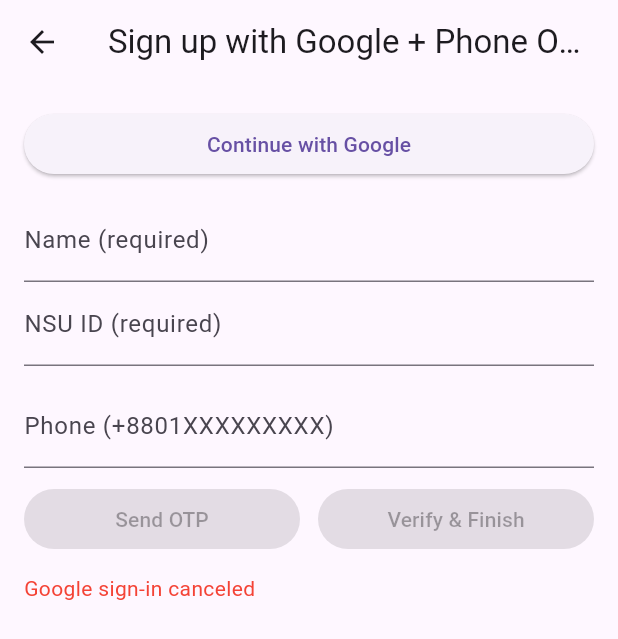
After one commit to Mostakim52/khuje_nao, a Flutter app: the GooglePhoneOnboarding screen opened directly, after a tap on "Continue with Google", on a phone screen of 412 x 824 dp. The commit adds this screen. Shown: the top 639 px of the screen. Run offline on Flutter 3.47's test engine with Material 3 defaults, Android fonts, the phone set to English and light mode, and no system bars; our stand-ins replace awesome_notifications, firebase_auth, firebase_core, flutter_chat_types, flutter_chat_ui, flutter_secure_storage and 3 more; accounts and stored records are empty.

Commit message:
Google sign up + OTP phase 1

```diff
--- a/lib/api_service.dart
+++ b/lib/api_service.dart
@@ -10,6 +10,11 @@
 
   /// Instance of [FlutterSecureStorage] to store secure data like tokens.
   final STORAGE = const FlutterSecureStorage();
+
+  Map<String, String> _headers(String token) => {
+    'Content-Type': 'application/json',
+    'Authorization': 'Bearer $token',
+  };
 
   /// Signs up a new user by sending their details to the backend.
   ///
@@ -219,4 +224,44 @@
     );
     return response.statusCode == 200;
   }
+
+  /// Verifies a Firebase Google ID token with the backend for secure login.
+  Future<bool> firebaseGoogleLogin(String idToken) async {
+    final response = await http.post(
+      Uri.parse('$base_url/firebase-google-login'), // Backend endpoint must verify the token
+      headers: {'Content-Type': 'application/json'},
+      body: jsonEncode({'idToken': idToken}),
+    );
+    if (response.statusCode == 200) {
+      // Optionally: store any user/session info returned
+      return true;
+    }
+    return false;
+  }
+
+  // Save or update profile fields server-side tied to Firebase uid
+  Future<bool> completeProfileWithToken({
+    required String token,
+    required String name,
+    required int nsuId,
+    required String phone,
+  }) async {
+    final res = await http.post(
+      Uri.parse('$base_url/profile'),
+      headers: _headers(token),
+      body: jsonEncode({'name': name, 'nsu_id': nsuId, 'phone': phone}),
+    );
+    return res.statusCode == 200 || res.statusCode == 201;
+  }
+
+  // Optional: fetch profile to prefill name/NSU if it already exists
+  Future<Map<String, dynamic>?> getProfile(String token) async {
+    final res = await http.get(
+      Uri.parse('$base_url/profile'),
+      headers: _headers(token),
+    );
+    if (res.statusCode == 200) return jsonDecode(res.body);
+    return null;
+  }
+
 }
--- /dev/null
+++ b/lib/google_phone_onboarding.dart
@@ -0,0 +1,488 @@
+// // lib/google_phone_onboarding.dart
+// import 'package:flutter/material.dart';
+// import 'package:firebase_auth/firebase_auth.dart';
+// import 'package:google_sign_in/google_sign_in.dart';
+// import 'api_service.dart';
+//
+// class GooglePhoneOnboarding extends StatefulWidget {
+//   const GooglePhoneOnboarding({super.key});
+//
+//   @override
+//   State<GooglePhoneOnboarding> createState() => _GooglePhoneOnboardingState();
+// }
+//
+// class _GooglePhoneOnboardingState extends State<GooglePhoneOnboarding> {
+//   final _nameCtrl = TextEditingController();
+//   final _nsuCtrl = TextEditingController();
+//   final _phoneCtrl = TextEditingController();    // E.164: +8801XXXXXXXXX
+//   final _otpCtrl = TextEditingController();
+//
+//   final _api = ApiService();
+//   bool _loading = false;
+//   String? _verificationId;
+//   String _status = '';
+//   bool _googleDone = false;
+//   bool _otpSent = false;
+//
+//   @override
+//   void dispose() {
+//     _nameCtrl.dispose();
+//     _nsuCtrl.dispose();
+//     _phoneCtrl.dispose();
+//     _otpCtrl.dispose();
+//     super.dispose();
+//   }
+//
+//   Future<void> _continueWithGoogle() async {
+//     setState(() { _loading = true; _status = ''; });
+//     try {
+//       final GoogleSignInAccount? gUser = await GoogleSignIn().signIn();
+//       if (gUser == null) {
+//         setState(() => _status = 'Google sign-in canceled');
+//         return;
+//       }
+//       final gAuth = await gUser.authentication;
+//       final credential = GoogleAuthProvider.credential(
+//         accessToken: gAuth.accessToken,
+//         idToken: gAuth.idToken,
+//       );
+//       await FirebaseAuth.instance.signInWithCredential(credential);
+//
+//       // Optionally prefill name from Google display name.
+//       final displayName = FirebaseAuth.instance.currentUser?.displayName ?? '';
+//       if (displayName.isNotEmpty && _nameCtrl.text.isEmpty) {
+//         _nameCtrl.text = displayName;
+//       }
+//
+//       setState(() { _googleDone = true; _status = 'Google signed in. Now verify phone.'; });
+//     } on FirebaseAuthException catch (e) {
+//       setState(() => _status = e.message ?? 'Google sign-in failed');
+//     } catch (e) {
+//       setState(() => _status = 'Google sign-in error: $e');
+//     } finally {
+//       setState(() => _loading = false);
+//     }
+//   }
+//
+//   Future<void> _sendOtp() async {
+//     final phone = _phoneCtrl.text.trim();
+//     if (!phone.startsWith('+')) {
+//       setState(() => _status = 'Enter phone like +8801XXXXXXXXX');
+//       return;
+//     }
+//     setState(() { _loading = true; _status = ''; });
+//     await FirebaseAuth.instance.verifyPhoneNumber(
+//       phoneNumber: phone,
+//       timeout: const Duration(seconds: 60),
+//       verificationCompleted: (cred) async {
+//         try {
+//           // Link phone to the same Firebase user if needed:
+//           // await FirebaseAuth.instance.currentUser?.linkWithCredential(cred);
+//           // Or sign in with credential (if user wasn’t already signed in)
+//           await FirebaseAuth.instance.signInWithCredential(cred);
+//           setState(() { _otpSent = true; _status = 'Phone verified automatically'; });
+//         } catch (e) {
+//           setState(() => _status = 'Auto verification error: $e');
+//         }
+//       },
+//       verificationFailed: (e) {
+//         setState(() => _status = e.message ?? 'Verification failed');
+//       },
+//       codeSent: (id, _) {
+//         setState(() { _verificationId = id; _otpSent = true; _status = 'Code sent via SMS'; });
+//       },
+//       codeAutoRetrievalTimeout: (id) {
+//         _verificationId = id;
+//       },
+//     );
+//     setState(() => _loading = false);
+//   }
+//
+//   Future<void> _verifyOtpAndComplete() async {
+//     if (_verificationId == null) {
+//       setState(() => _status = 'Tap Send OTP first');
+//       return;
+//     }
+//     final sms = _otpCtrl.text.trim();
+//     if (sms.length < 4) {
+//       setState(() => _status = 'Enter the 6-digit code');
+//       return;
+//     }
+//     final name = _nameCtrl.text.trim();
+//     final nsu = int.tryParse(_nsuCtrl.text.trim()) ?? 0;
+//     if (name.isEmpty || nsu <= 0) {
+//       setState(() => _status = 'Enter a valid name and NSU ID');
+//       return;
+//     }
+//
+//     setState(() { _loading = true; _status = ''; });
+//     try {
+//       final cred = PhoneAuthProvider.credential(
+//         verificationId: _verificationId!,
+//         smsCode: sms,
+//       );
+//       // Link phone as a second factor to the already-signed-in Google user
+//       try {
+//         await FirebaseAuth.instance.currentUser?.linkWithCredential(cred);
+//       } on FirebaseAuthException catch (e) {
+//         // If already linked or linking not allowed, fall back to re-auth or ignore
+//         if (e.code == 'provider-already-linked') {
+//           // ignore
+//         } else {
+//           // As a fallback, sign-in with cred (if Google session dropped)
+//           await FirebaseAuth.instance.signInWithCredential(cred);
+//         }
+//       }
+//
+//       // Get token and save profile server-side
+//       final token = await FirebaseAuth.instance.currentUser?.getIdToken();
+//       if (token == null) {
+//         setState(() => _status = 'Could not get ID token');
+//         return;
+//       }
+//       final ok = await _api.completeProfileWithToken(
+//         token: token,
+//         name: name,
+//         nsuId: nsu,
+//         phone: _phoneCtrl.text.trim(),
+//       );
+//       if (!ok) {
+//         setState(() => _status = 'Server profile save failed');
+//         return;
+//       }
+//
+//       if (mounted) Navigator.of(context).pop(true);
+//     } on FirebaseAuthException catch (e) {
+//       setState(() => _status = e.message ?? 'Invalid code');
+//     } catch (e) {
+//       setState(() => _status = 'Error: $e');
+//     } finally {
+//       setState(() => _loading = false);
+//     }
+//   }
+//
+//   @override
+//   Widget build(BuildContext context) {
+//     final canComplete = _googleDone;
+//
+//     return Scaffold(
+//       appBar: AppBar(title: const Text('Sign up with Google + Phone OTP')),
+//       body: Padding(
+//         padding: const EdgeInsets.all(16),
+//         child: ListView(
+//           children: [
+//             ElevatedButton(
+//               onPressed: _loading ? null : _continueWithGoogle,
+//               child: const Text('Continue with Google'),
+//             ),
+//             const SizedBox(height: 12),
+//             TextField(
+//               controller: _nameCtrl,
+//               decoration: const InputDecoration(labelText: 'Name (required)'),
+//             ),
+//             TextField(
+//               controller: _nsuCtrl,
+//               keyboardType: TextInputType.number,
+//               decoration: const InputDecoration(labelText: 'NSU ID (required)'),
+//             ),
+//             const SizedBox(height: 12),
+//             TextField(
+//               controller: _phoneCtrl,
+//               keyboardType: TextInputType.phone,
+//               decoration: const InputDecoration(labelText: 'Phone (+8801XXXXXXXXX)'),
+//             ),
+//             const SizedBox(height: 8),
+//             Row(
+//               children: [
+//                 Expanded(
+//                   child: ElevatedButton(
+//                     onPressed: _loading || !canComplete ? null : _sendOtp,
+//                     child: const Text('Send OTP'),
+//                   ),
+//                 ),
+//                 const SizedBox(width: 12),
+//                 Expanded(
+//                   child: ElevatedButton(
+//                     onPressed: _loading || !(_otpSent && canComplete) ? null : _verifyOtpAndComplete,
+//                     child: const Text('Verify & Finish'),
+//                   ),
+//                 ),
+//               ],
+//             ),
+//             const SizedBox(height: 12),
+//             if (_loading) const Center(child: CircularProgressIndicator()),
+//             if (_status.isNotEmpty) Text(_status, style: const TextStyle(color: Colors.red)),
+//           ],
+//         ),
+//       ),
+//     );
+//   }
+// }
+
+
+import 'package:flutter/material.dart';
+import 'package:firebase_auth/firebase_auth.dart';
+import 'package:google_sign_in/google_sign_in.dart';
+import 'api_service.dart';
+
+class GooglePhoneOnboarding extends StatefulWidget {
+  const GooglePhoneOnboarding({super.key});
+
+  @override
+  State<GooglePhoneOnboarding> createState() => _GooglePhoneOnboardingState();
+}
+
+class _GooglePhoneOnboardingState extends State<GooglePhoneOnboarding> {
+  final _nameCtrl = TextEditingController();
+  final _nsuCtrl = TextEditingController();
+  final _phoneCtrl = TextEditingController();   // E.164, e.g. +8801XXXXXXXXX
+  final _otpCtrl = TextEditingController();
+
+  final _api = ApiService();
+
+  bool _loading = false;
+  bool _googleDone = false;
+  bool _otpRequested = false; // toggled when Send OTP tapped
+  bool _otpSent = false;      // set when Firebase codeSent fires
+  String? _verificationId;
+  String _status = '';
+
+  @override
+  void dispose() {
+    _nameCtrl.dispose();
+    _nsuCtrl.dispose();
+    _phoneCtrl.dispose();
+    _otpCtrl.dispose();
+    super.dispose();
+  }
+
+  void _setStatus(String msg) => setState(() => _status = msg);
+
+  Future<void> _continueWithGoogle() async {
+    setState(() { _loading = true; _status = ''; });
+    try {
+      final GoogleSignInAccount? gUser = await GoogleSignIn().signIn();
+      if (gUser == null) {
+        _setStatus('Google sign-in canceled');
+        return;
+      }
+      final gAuth = await gUser.authentication;
+      final credential = GoogleAuthProvider.credential(
+        accessToken: gAuth.accessToken,
+        idToken: gAuth.idToken,
+      );
+      await FirebaseAuth.instance.signInWithCredential(credential);
+
+      // Prefill display name if available
+      final dn = FirebaseAuth.instance.currentUser?.displayName ?? '';
+      if (dn.isNotEmpty && _nameCtrl.text.isEmpty) {
+        _nameCtrl.text = dn;
+      }
+
+      setState(() {
+        _googleDone = true;
+      });
+      _setStatus('Google signed in. Now verify phone.');
+    } on FirebaseAuthException catch (e) {
+      _setStatus(e.message ?? 'Google sign-in failed');
+    } catch (e) {
+      _setStatus('Google sign-in error: $e');
+    } finally {
+      setState(() => _loading = false);
+    }
+  }
+
+  Future<void> _sendOtp() async {
+    final phone = _phoneCtrl.text.trim();
+    if (!phone.startsWith('+')) {
+      _setStatus('Enter phone like +8801XXXXXXXXX');
+      return;
+    }
+    setState(() {
+      _loading = true;
+      _status = '';
+      _otpRequested = true; // show OTP field immediately after tap
+    });
+
+    await FirebaseAuth.instance.verifyPhoneNumber(
+      phoneNumber: phone,
+      timeout: const Duration(seconds: 60),
+      verificationCompleted: (PhoneAuthCredential cred) async {
+        try {
+          // If user is already signed in with Google, linking is ideal.
+          try {
+            await FirebaseAuth.instance.currentUser?.linkWithCredential(cred);
+          } on FirebaseAuthException catch (e) {
+            if (e.code == 'provider-already-linked') {
+              // ignore
+            } else {
+              // fallback to sign-in with credential if needed
+              await FirebaseAuth.instance.signInWithCredential(cred);
+            }
+          }
+          setState(() {
+            _otpSent = true;
+          });
+          _setStatus('Phone verified automatically');
+        } catch (e) {
+          _setStatus('Auto verification error: $e');
+        }
+      },
+      verificationFailed: (FirebaseAuthException e) {
+        _setStatus(e.message ?? 'Verification failed');
+      },
+      codeSent: (String verificationId, int? _) {
+        setState(() {
+          _verificationId = verificationId;
+          _otpSent = true;
+        });
+        _setStatus('Code sent via SMS');
+      },
+      codeAutoRetrievalTimeout: (String verificationId) {
+        setState(() {
+          _verificationId = verificationId; // keep so OTP field remains
+        });
+      },
+    );
+
+    setState(() => _loading = false);
+  }
+
+  Future<void> _verifyOtpAndComplete() async {
+    if (_verificationId == null) {
+      _setStatus('Tap Send OTP first and wait a few seconds.');
+      return;
+    }
+    final sms = _otpCtrl.text.trim();
+    if (sms.length < 4) {
+      _setStatus('Enter the 6-digit code.');
+      return;
+    }
+    final name = _nameCtrl.text.trim();
+    final nsu = int.tryParse(_nsuCtrl.text.trim()) ?? 0;
+    final phone = _phoneCtrl.text.trim();
+    if (name.isEmpty || nsu <= 0 || !phone.startsWith('+')) {
+      _setStatus('Enter a valid name, NSU ID and phone.');
+      return;
+    }
+
+    setState(() { _loading = true; _status = ''; });
+    try {
+      final cred = PhoneAuthProvider.credential(
+        verificationId: _verificationId!,
+        smsCode: sms,
+      );
+
+      // Link phone to Google user if possible; else re-auth with phone
+      try {
+        await FirebaseAuth.instance.currentUser?.linkWithCredential(cred);
+      } on FirebaseAuthException catch (e) {
+        if (e.code == 'provider-already-linked') {
+          // already linked
+        } else {
+          await FirebaseAuth.instance.signInWithCredential(cred);
+        }
+      }
+
+      final token = await FirebaseAuth.instance.currentUser?.getIdToken();
+      if (token == null) {
+        _setStatus('Could not get ID token.');
+        return;
+      }
+
+      final ok = await _api.completeProfileWithToken(
+        token: token,
+        name: name,
+        nsuId: nsu,
+        phone: phone,
+      );
+      if (!ok) {
+        _setStatus('Server profile save failed.');
+        return;
+      }
+
+      if (mounted) Navigator.of(context).pop(true);
+    } on FirebaseAuthException catch (e) {
+      _setStatus(e.message ?? 'Invalid code');
+    } catch (e) {
+      _setStatus('Error: $e');
+    } finally {
+      setState(() => _loading = false);
+    }
+  }
+
+  @override
+  Widget build(BuildContext context) {
+    final canSend = _googleDone && !_loading;
+    final canVerify = _googleDone && (_verificationId != null) && !_loading;
+
+    // Show OTP field if the user tapped "Send OTP" or we already have a verificationId
+    final showOtp = _otpRequested || _verificationId != null || _otpSent;
+
+    return Scaffold(
+      appBar: AppBar(title: const Text('Sign up with Google + Phone OTP')),
+      body: Padding(
+        padding: const EdgeInsets.all(16),
+        child: ListView(
+          children: [
+            ElevatedButton(
+              onPressed: _loading ? null : _continueWithGoogle,
+              child: const Text('Continue with Google'),
+            ),
+            const SizedBox(height: 12),
+
+            TextField(
+              controller: _nameCtrl,
+              decoration: const InputDecoration(labelText: 'Name (required)'),
+            ),
+            TextField(
+              controller: _nsuCtrl,
+              keyboardType: TextInputType.number,
+              decoration: const InputDecoration(labelText: 'NSU ID (required)'),
+            ),
+            const SizedBox(height: 12),
+
+            TextField(
+              controller: _phoneCtrl,
+              keyboardType: TextInputType.phone,
+              decoration: const InputDecoration(labelText: 'Phone (+8801XXXXXXXXX)'),
+            ),
+            const SizedBox(height: 10),
+
+            Row(
+              children: [
+                Expanded(
+                  child: ElevatedButton(
+                    onPressed: canSend ? _sendOtp : null,
+                    child: const Text('Send OTP'),
+                  ),
+                ),
+                const SizedBox(width: 12),
+                Expanded(
+                  child: ElevatedButton(
+                    onPressed: canVerify ? _verifyOtpAndComplete : null,
+                    child: const Text('Verify & Finish'),
+                  ),
+                ),
+              ],
+            ),
+
+            if (showOtp) ...[
+              const SizedBox(height: 12),
+              TextField(
+                controller: _otpCtrl,
+                keyboardType: TextInputType.number,
+                decoration: const InputDecoration(labelText: 'Enter the 6-digit code'),
+              ),
+            ],
+
+            const SizedBox(height: 12),
+            if (_loading) const Center(child: CircularProgressIndicator()),
+            if (_status.isNotEmpty)
+              Text(_status, style: const TextStyle(color: Colors.red)),
+          ],
+        ),
+      ),
+    );
+  }
+}
--- a/pubspec.yaml
+++ b/pubspec.yaml
@@ -42,8 +42,8 @@
   firebase_messaging: any
   mockito: ^5.0.17
   test: ^1.19.0
-  firebase_auth: ^5.6.0
-  google_sign_in: ^7.0.0
+  firebase_auth: ^4.17.8
+  google_sign_in: ^6.1.5
 
   # The following adds the Cupertino Icons font to your application.
   # Use with the CupertinoIcons class for iOS style icons.
```
Also changed, not shown: lib/login_screen.dart (+34 -0 lines), lib/main.dart (+3 -12 lines), lib/signup_screen.dart (+21 -0 lines), pubspec.lock.
